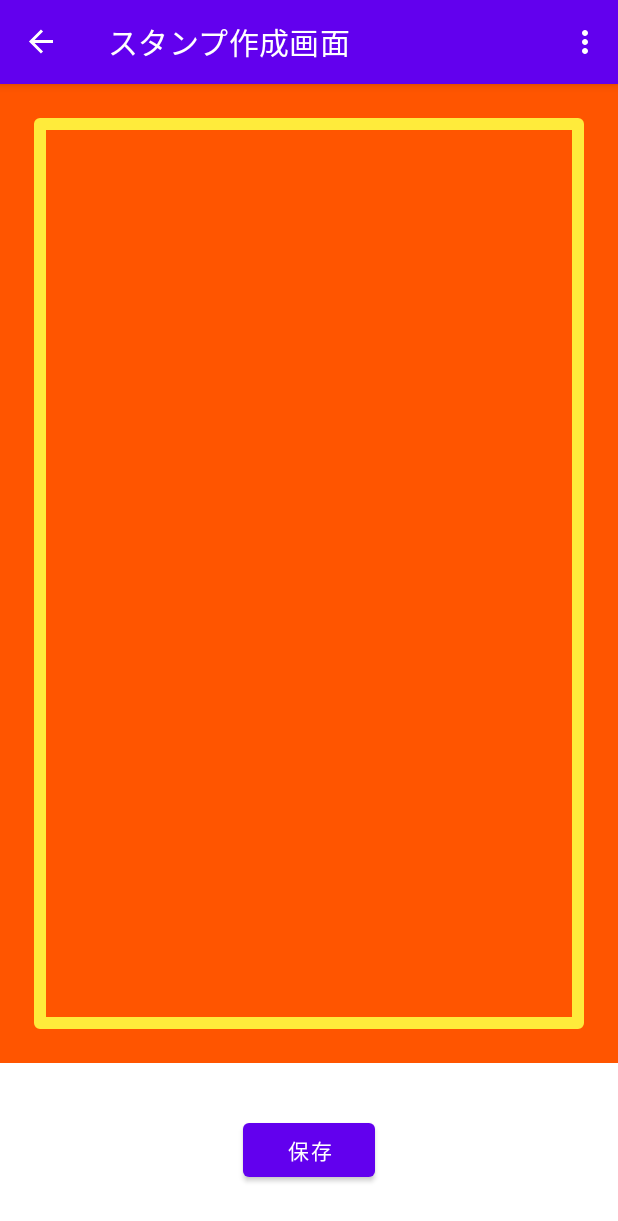
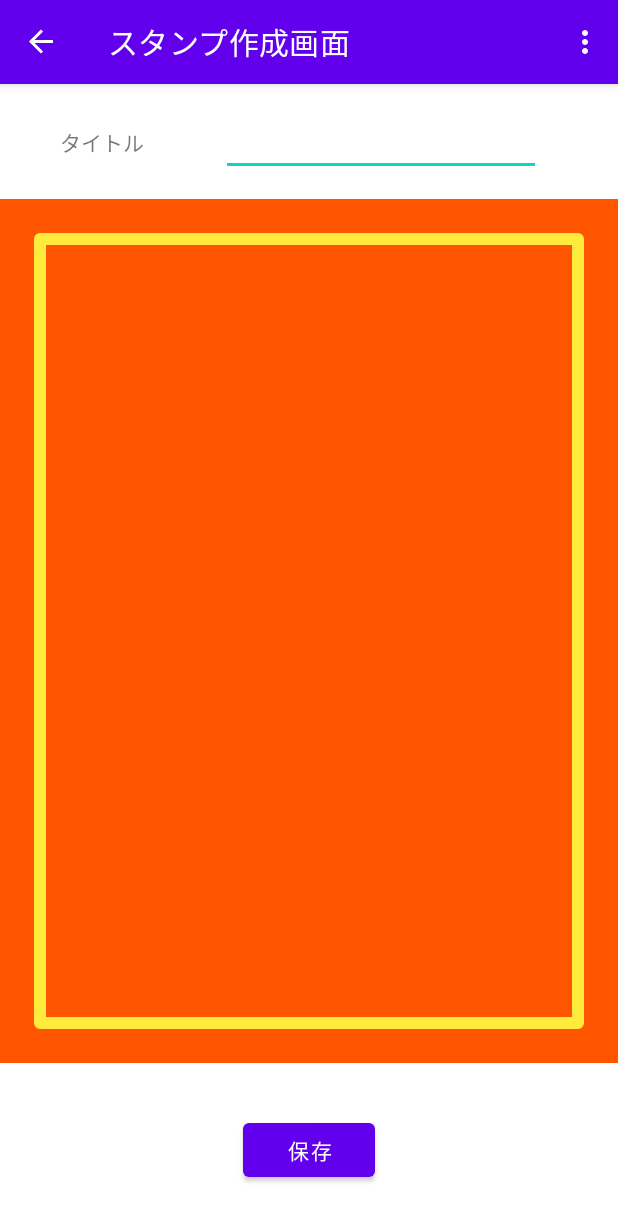
Before and after one commit to cmadayo/stamp, an Android app: the DrawFragment screen opened through its navigation route, after a tap on "保存", on a phone screen of 412 x 824 dp. Shown: the top 1221 px of the screen. Run offline under Robolectric (Android 15) with nearby library versions, the phone set to English and light mode, and no system bars; our stand-ins replace Dagger/Hilt's generated code, Room's generated code, data binding, navigation-ui; libraries missing offline, so code that uses them is left out: androidx.hilt.lifecycle.

Commit message:
[development] Added title editing function to stamp addition function

```diff
--- /dev/null
+++ b/app/src/main/java/com/example/stamp/modules/Event.kt
@@ -0,0 +1,43 @@
+package com.example.stamp.modules
+
+import androidx.lifecycle.Observer
+
+/**
+ * Used as a wrapper for data that is exposed via a LiveData that represents an event.
+ */
+open class Event<out T>(private val content: T) {
+
+    var hasBeenHandled = false
+        private set // Allow external read but not write
+
+    /**
+     * Returns the content and prevents its use again.
+     */
+    fun getContentIfNotHandled(): T? {
+        return if (hasBeenHandled) {
+            null
+        } else {
+            hasBeenHandled = true
+            content
+        }
+    }
+
+    /**
+     * Returns the content, even if it's already been handled.
+     */
+    fun peekContent(): T = content
+}
+
+/**
+ * An [Observer] for [Event]s, simplifying the pattern of checking if the [Event]'s content has
+ * already been handled.
+ *
+ * [onEventUnhandledContent] is *only* called if the [Event]'s contents has not been handled.
+ */
+class EventObserver<T>(private val onEventUnhandledContent: (T) -> Unit) : Observer<Event<T>> {
+    override fun onChanged(event: Event<T>?) {
+        event?.getContentIfNotHandled()?.let { value ->
+            onEventUnhandledContent(value)
+        }
+    }
+}
--- a/app/src/main/java/com/example/stamp/ui/fragments/DrawFragment.kt
+++ b/app/src/main/java/com/example/stamp/ui/fragments/DrawFragment.kt
@@ -8,19 +8,26 @@ import android.view.ViewGroup
 import androidx.databinding.DataBindingUtil
 import androidx.fragment.app.Fragment
 import androidx.fragment.app.viewModels
-import androidx.lifecycle.Observer
 import com.example.stamp.R
 import com.example.stamp.databinding.FragmentDrawBinding
+import com.example.stamp.modules.EventObserver
 import com.example.stamp.viewmodels.DrawViewModel
 import dagger.hilt.android.AndroidEntryPoint
 
+/**
+ * Fragment:スタンプ作成画面
+ */
 @AndroidEntryPoint
 class DrawFragment : Fragment() {
     /**
      * Memo:ViewModelを遅延初期化。onActivityCreated前に参照することはNG
+     * by viewModelsで勝手にViewModelInjectされるようになってるみたい
      */
     private val viewModel: DrawViewModel by viewModels()
 
+    /**
+     * onCreateView
+     */
     override fun onCreateView(
         inflater: LayoutInflater,
         container: ViewGroup?,
@@ -32,7 +39,7 @@ class DrawFragment : Fragment() {
             container, false
         )
 
-        viewModel.clickedSavedButton.observe(viewLifecycleOwner, Observer {
+        viewModel.clickedSaveButton.observe(viewLifecycleOwner, EventObserver {
             val bitmap : Bitmap = binding.drawView.bitmap()
             viewModel.addStamp(bitmap)
         })
--- a/app/src/main/java/com/example/stamp/ui/view/DrawView.kt
+++ b/app/src/main/java/com/example/stamp/ui/view/DrawView.kt
@@ -11,6 +11,9 @@ import com.example.stamp.R
 
 private const val STROKE_WIDTH = 12f
 
+/**
+ * スタンプ作成画面のお絵描き領域のビュー
+ */
 class DrawView : View {
     constructor(context: Context?) : super(context)
     constructor(context: Context?, attrs: AttributeSet?) : super(context, attrs)
--- a/app/src/main/java/com/example/stamp/viewmodels/DrawViewModel.kt
+++ b/app/src/main/java/com/example/stamp/viewmodels/DrawViewModel.kt
@@ -1,28 +1,42 @@
 package com.example.stamp.viewmodels
 
-import android.app.Application
 import android.graphics.Bitmap
 import android.view.View
 import androidx.hilt.lifecycle.ViewModelInject
-import androidx.lifecycle.AndroidViewModel
 import androidx.lifecycle.MutableLiveData
+import androidx.lifecycle.ViewModel
 import androidx.lifecycle.viewModelScope
 import com.example.stamp.domain.DomainStamp
+import com.example.stamp.modules.Event
 import kotlinx.coroutines.launch
 
 class DrawViewModel @ViewModelInject constructor(
-    application: Application,
     private val repository: IStampRepository
-) : AndroidViewModel(application) {
-    val clickedSavedButton = MutableLiveData<Unit>()
+) : ViewModel() {
+    /**
+     * 保存ボタン押下イベント通知
+     */
+    val clickedSaveButton = MutableLiveData<Event<Unit>>()
 
+    /**
+     * タイトル
+     * Memo:2Way-Bindingで、カスタムsetter無しで値を直接代入できるみたい
+     */
+    var title = MutableLiveData<String>()
+
+    /**
+     * 保存ボタン押下処理
+     */
     fun onClickSaveButton(@Suppress("UNUSED_PARAMETER") v: View) {
-        clickedSavedButton.postValue(Unit)
+        clickedSaveButton.value = Event(Unit)
     }
 
+    /**
+     * スタンプ追加処理
+     */
     fun addStamp(bitmap: Bitmap) {
         viewModelScope.launch {
-            repository.addStamp(DomainStamp(0, "test", bitmap))
+            repository.addStamp(DomainStamp(0, title.value ?: "", bitmap))
         }
     }
 }
--- a/app/src/main/res/layout/fragment_draw.xml
+++ b/app/src/main/res/layout/fragment_draw.xml
@@ -14,8 +14,17 @@
         android:layout_height="match_parent"
         tools:context=".ui.fragments.DrawFragment">
 
+        <!-- 水平方向に上から10% -->
         <androidx.constraintlayout.widget.Guideline
-            android:id="@+id/horizontal_guideline"
+            android:id="@+id/horizontal_guideline1"
+            android:layout_width="wrap_content"
+            android:layout_height="wrap_content"
+            android:orientation="horizontal"
+            app:layout_constraintGuide_percent="0.10" />
+
+        <!-- 水平方向に上から85% -->
+        <androidx.constraintlayout.widget.Guideline
+            android:id="@+id/horizontal_guideline2"
             android:layout_width="wrap_content"
             android:layout_height="wrap_content"
             android:orientation="horizontal"
@@ -25,11 +34,10 @@
             android:id="@+id/drawView"
             android:layout_width="wrap_content"
             android:layout_height="0dp"
-            app:layout_constraintTop_toTopOf="parent"
-            app:layout_constraintBottom_toBottomOf="@id/horizontal_guideline"
+            app:layout_constraintBottom_toBottomOf="@id/horizontal_guideline2"
             app:layout_constraintLeft_toLeftOf="parent"
-            app:layout_constraintRight_toRightOf="parent">
-        </com.example.stamp.ui.view.DrawView>
+            app:layout_constraintRight_toRightOf="parent"
+            app:layout_constraintTop_toTopOf="@+id/horizontal_guideline1"></com.example.stamp.ui.view.DrawView>
 
         <Button
             android:id="@+id/button"
@@ -40,7 +48,29 @@
             app:layout_constraintBottom_toBottomOf="parent"
             app:layout_constraintLeft_toLeftOf="parent"
             app:layout_constraintRight_toRightOf="parent"
-            app:layout_constraintTop_toTopOf="@id/horizontal_guideline" />
+            app:layout_constraintTop_toTopOf="@id/horizontal_guideline2" />
+
+        <TextView
+            android:id="@+id/textView"
+            android:layout_width="wrap_content"
+            android:layout_height="wrap_content"
+            android:layout_marginStart="40dp"
+            android:text="@string/title"
+            app:layout_constraintBottom_toTopOf="@id/horizontal_guideline1"
+            app:layout_constraintStart_toStartOf="parent"
+            app:layout_constraintTop_toTopOf="parent" />
+
+        <EditText
+            android:id="@+id/edit_title"
+            android:layout_width="wrap_content"
+            android:layout_height="wrap_content"
+            android:ems="10"
+            android:text="@={viewModel.title}"
+            app:layout_constraintBottom_toTopOf="@id/horizontal_guideline1"
+            app:layout_constraintEnd_toEndOf="parent"
+            app:layout_constraintStart_toEndOf="@id/textView"
+            app:layout_constraintTop_toTopOf="parent"
+            tools:text="サンプルタイトル" />
 
     </androidx.constraintlayout.widget.ConstraintLayout>
 </layout>
--- a/app/src/main/res/values/strings.xml
+++ b/app/src/main/res/values/strings.xml
@@ -8,5 +8,6 @@
     <string name="draw_title">スタンプ作成画面</string>
     <string name="save">保存</string>
     <string name="stamps">スタンプ一覧</string>
+    <string name="title">タイトル</string>
 
 </resources>
```
Also changed, not shown: 1 other file.
